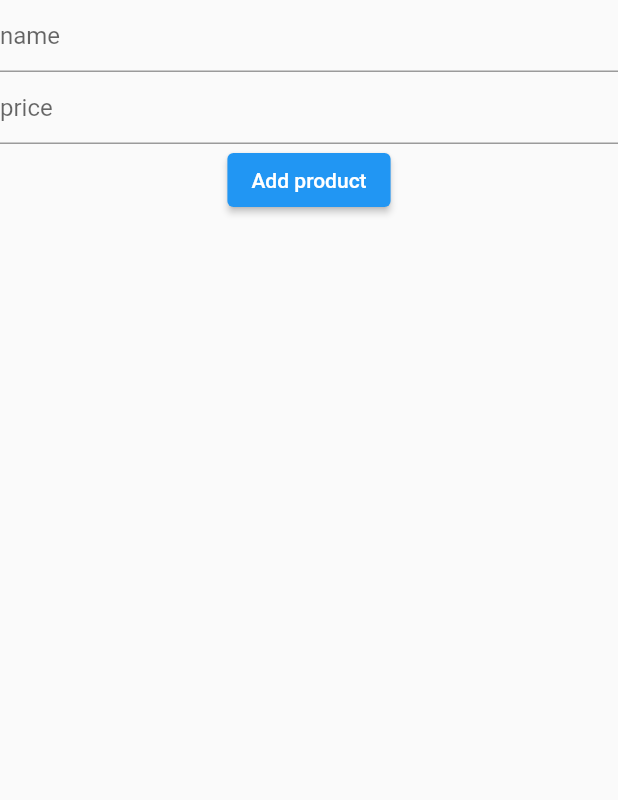
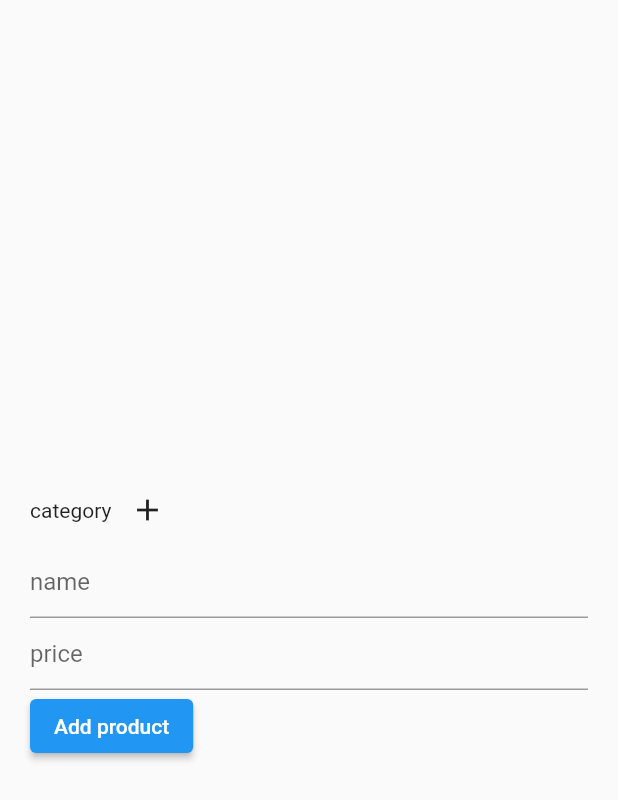
Before and after one commit to jithuraj/amazon_clone-flutter, a Flutter app: the AddProductPage screen opened directly, after a tap on "Add product", on a phone screen of 412 x 824 dp. Shown: the top 800 px of the screen. Run offline on Flutter 3.47's test engine with Material 2 defaults, Android fonts, the phone set to English and light mode, and no system bars; our stand-ins replace flutter_secure_storage, get; accounts and stored records are empty; network calls fail.

Commit message:
add categories to addProduct page

```diff
--- a/lib/helper/constants.dart
+++ b/lib/helper/constants.dart
@@ -9,4 +9,5 @@ class Constants {
   // products
   static const String getProductsUrl = "${Config.baseUrl}/get_products";
   static const String addProductUrl =  "${Config.baseUrl}/add_product";
+  static const String getCategoriesUrl =  "${Config.baseUrl}/get_categories";
 }
--- a/lib/modules/add_prodcut/controller/add_prodcut_controller.dart
+++ b/lib/modules/add_prodcut/controller/add_prodcut_controller.dart
@@ -1,21 +1,43 @@
 import 'package:amazon_clone/modules/add_prodcut/repository/add_product_repository.dart';
+import 'package:amazon_clone/modules/add_prodcut/repository/get_categories_repository.dart';
 import 'package:amazon_clone/modules/add_prodcut/response/add_product_response.dart';
+import 'package:amazon_clone/modules/add_prodcut/response/get_categories_response.dart';
 import 'package:flutter/material.dart';
 import 'package:flutter/widgets.dart';
 import 'package:get/get.dart';
 import 'package:get/state_manager.dart';
 
 class AddProductController extends GetxController {
+  RxList<String> productCategories = <String>[].obs;
+
   AddProductRepository addProductRepository = AddProductRepository();
+  GetCategoriesRepository getCategoriesRepository = GetCategoriesRepository();
 
-  addProduct({required String name, required int price}) async {
+  addProduct(
+      {required String name,
+      required int price,
+      required Function() onSuccess}) async {
     AddProductResponse addProductResponse =
         await addProductRepository.addProduct(name: name, price: price);
     if (addProductResponse.status) {
+      onSuccess();
       showModalBottomSheet(
         context: Get.context!,
-        builder: ((context) => Text(addProductResponse.message)),
+        builder: ((context) => Padding(
+              padding: const EdgeInsets.all(20),
+              child: Text(addProductResponse.message),
+            )),
       );
     }
   }
+
+  getCategories() async {
+    GetCategoriesResponse getCategoriesResponse =
+        await getCategoriesRepository.getCategories();
+    if (getCategoriesResponse.status) {
+      productCategories.value = getCategoriesResponse.categories;
+    }else{
+
+    }
+  }
 }
--- a/lib/modules/add_prodcut/repository/add_product_repository.dart
+++ b/lib/modules/add_prodcut/repository/add_product_repository.dart
@@ -7,11 +7,12 @@ class AddProductRepository extends GetConnect {
     bool status = false;
     String message = "";
     FormData data = FormData({"name": name, "price": price});
-    Response response = await post(Constants.addProductUrl,data);
+    Response response = await post(Constants.addProductUrl, data);
     if (response.statusCode == 200) {
       status = response.body["status"];
       message = response.body["message"];
     }
     return AddProductResponse(status: status, message: message);
   }
+
 }
--- /dev/null
+++ b/lib/modules/add_prodcut/repository/get_categories_repository.dart
@@ -0,0 +1,24 @@
+import 'dart:convert';
+
+import 'package:amazon_clone/helper/constants.dart';
+import 'package:amazon_clone/modules/add_prodcut/response/get_categories_response.dart';
+import 'package:get/get_connect.dart';
+
+class GetCategoriesRepository extends GetConnect {
+  getCategories() async {
+    bool status = false;
+    String message = '';
+    List<String> categories = [];
+    Response response = await get(Constants.getCategoriesUrl);
+    if (response.statusCode == 200) {
+      var jsonResponse = jsonDecode(response.body);
+      status = jsonResponse["status"];
+      message = jsonResponse["message"];
+      for (String category in jsonResponse["categories"]) {
+        categories.add(category);
+      }
+    }
+    return GetCategoriesResponse(
+        status: status, message: message, categories: categories);
+  }
+}
--- /dev/null
+++ b/lib/modules/add_prodcut/response/get_categories_response.dart
@@ -0,0 +1,7 @@
+class GetCategoriesResponse {
+  bool status;
+  String message;
+  List<String> categories;
+  GetCategoriesResponse(
+      {required this.status, required this.message, required this.categories});
+}
--- a/lib/modules/add_prodcut/view/add_product.dart
+++ /dev/null
@@ -1,44 +0,0 @@
-import 'package:amazon_clone/modules/add_prodcut/controller/add_prodcut_controller.dart';
-import 'package:flutter/material.dart';
-import 'package:flutter/src/widgets/container.dart';
-import 'package:flutter/src/widgets/framework.dart';
-import 'package:get/get.dart';
-
-class AddProductPage extends StatelessWidget {
-  String name = "";
-  int price = 0;
-  AddProductPage({super.key});
-
-  @override
-  Widget build(BuildContext context) {
-    AddProductController addProductController = Get.put(AddProductController());
-    return Scaffold(
-      body: SafeArea(
-        child: Column(
-          children: [
-            TextFormField(
-              decoration: InputDecoration(hintText: "name"),
-              onChanged: (value) {
-                name = value;
-              },
-            ),
-            TextFormField(
-              decoration: InputDecoration(
-                hintText: "price",
-              ),
-              keyboardType: TextInputType.number,
-              onChanged: (value) {
-                price = int.parse(value);
-              },
-            ),
-            ElevatedButton(
-                onPressed: (() {
-                  addProductController.addProduct(name: name, price: price);
-                }),
-                child: Text("Add product"))
-          ],
-        ),
-      ),
-    );
-  }
-}
--- /dev/null
+++ b/lib/modules/add_prodcut/view/add_product_page.dart
@@ -0,0 +1,89 @@
+import 'package:amazon_clone/modules/add_prodcut/controller/add_prodcut_controller.dart';
+import 'package:flutter/material.dart';
+import 'package:flutter/src/widgets/container.dart';
+import 'package:flutter/src/widgets/framework.dart';
+import 'package:get/get.dart';
+
+class AddProductPage extends StatefulWidget {
+  AddProductPage({super.key});
+
+  @override
+  State<AddProductPage> createState() => _AddProductPageState();
+}
+
+class _AddProductPageState extends State<AddProductPage> {
+  TextEditingController nameController = TextEditingController();
+  TextEditingController priceController = TextEditingController();
+  String category = "category";
+
+  @override
+  Widget build(BuildContext context) {
+    AddProductController addProductController = Get.put(AddProductController());
+    addProductController.getCategories();
+    return Scaffold(
+      body: SafeArea(
+        child: Center(
+          child: Padding(
+            padding: const EdgeInsets.all(20),
+            child: Column(
+              mainAxisSize: MainAxisSize.min,
+              crossAxisAlignment: CrossAxisAlignment.start,
+              children: [
+                Row(
+                  children: [
+                    Text(category),
+                    Obx((() {
+                      return PopupMenuButton(
+                          initialValue:
+                              addProductController.productCategories.isEmpty
+                                  ? null
+                                  : addProductController.productCategories[0],
+                          onSelected: (value) {
+                            print('jr  = ${value}');
+                            setState(() {
+                              category = value;
+                            });
+                          },
+                          icon: Icon(Icons.add),
+                          itemBuilder: ((context) {
+                            return addProductController.productCategories
+                                .map((e) => PopupMenuItem(
+                                      child: Text(e),
+                                      value: e,
+                                    ))
+                                .toList();
+                          }));
+                    })),
+                  ],
+                ),
+                TextFormField(
+                  controller: nameController,
+                  decoration: InputDecoration(hintText: "name"),
+                ),
+                TextFormField(
+                  controller: priceController,
+                  decoration: InputDecoration(
+                    hintText: "price",
+                  ),
+                  keyboardType: TextInputType.number,
+                ),
+                ElevatedButton(
+                    onPressed: (() {
+                      addProductController.addProduct(
+                          name: nameController.text,
+                          price: int.parse(priceController.text),
+                          onSuccess: () {
+                            print('jr onSuccess called');
+                            nameController.clear();
+                            priceController.clear();
+                          });
+                    }),
+                    child: Text("Add product")),
+              ],
+            ),
+          ),
+        ),
+      ),
+    );
+  }
+}
--- a/lib/modules/home/view/home_page.dart
+++ b/lib/modules/home/view/home_page.dart
@@ -1,4 +1,4 @@
-import 'package:amazon_clone/modules/add_prodcut/view/add_product.dart';
+import 'package:amazon_clone/modules/add_prodcut/view/add_product_page.dart';
 import 'package:amazon_clone/modules/home/controller/home_controller.dart';
 import 'package:amazon_clone/modules/home/widgets/todays_deals.dart';
 import 'package:amazon_clone/modules/product/controller/product_controller.dart';
--- a/lib/modules/product/controller/product_controller.dart
+++ b/lib/modules/product/controller/product_controller.dart
@@ -12,7 +12,6 @@ class ProductController extends GetxController {
         await productRepository.getProducts(category: "daily_deals");
     if (productResponse.status) {
       dailyDeals.value = productResponse.products;
-      print('jr  = ${productResponse.products}');
     }
   }
 }
--- a/lib/modules/product/repository/product_repository.dart
+++ b/lib/modules/product/repository/product_repository.dart
@@ -16,7 +16,6 @@ class ProductRepository extends GetConnect {
     Response response = await get(Constants.getProductsUrl, query: data);
     if (response.statusCode == 200) {
       var responseJson = jsonDecode(response.body);
-      print('jr  = ${response.body}');
       status = responseJson["status"] as bool;
       message = responseJson["message"];
       for (var product in responseJson["products"]) {
--- a/lib/modules/signin/repository/signin_repository.dart
+++ b/lib/modules/signin/repository/signin_repository.dart
@@ -10,7 +10,6 @@ class SigninRepository extends GetConnect {
     bool status = false;
     String message = "";
     try {} catch (err) {
-      print('jr error = err');
     }
     FormData formData = FormData({
       Constants.signInUsernameKey: username,
```
